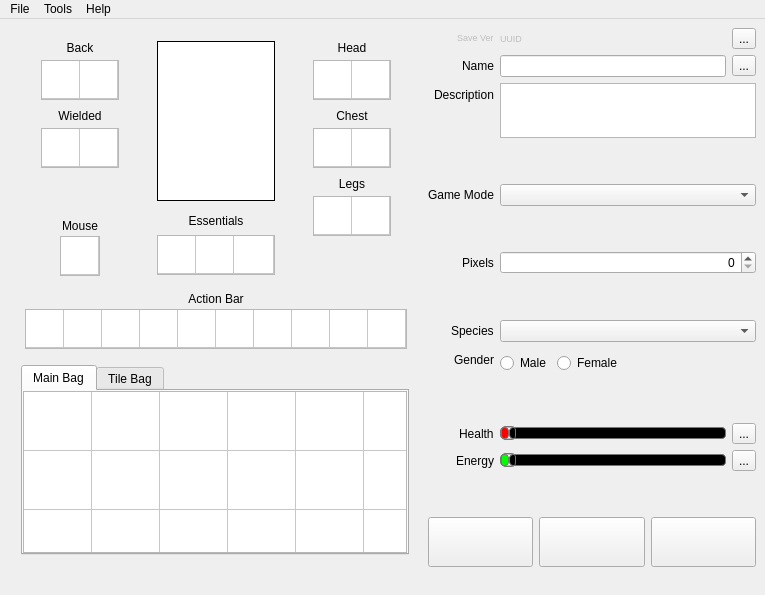
This is starcheat/templates/MainWindow.ui in wizzomafizzo/starcheat as Qt 5 draws it before an edit. The edited form follows.
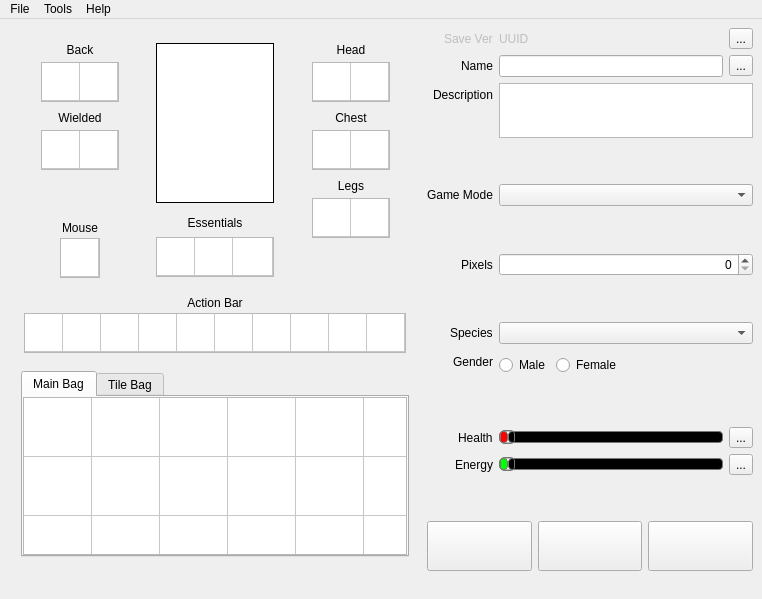
This is the edited form. Icons and pictures are not drawn.

What changed in the file:
```diff
--- a/starcheat/templates/MainWindow.ui
+++ b/starcheat/templates/MainWindow.ui
@@ -6,8 +6,8 @@
    <rect>
     <x>0</x>
     <y>0</y>
-    <width>765</width>
-    <height>595</height>
+    <width>762</width>
+    <height>599</height>
    </rect>
   </property>
   <property name="windowTitle">
@@ -1239,13 +1239,13 @@
           <property name="minimumSize">
            <size>
             <width>388</width>
-            <height>180</height>
+            <height>184</height>
            </size>
           </property>
           <property name="maximumSize">
            <size>
             <width>390</width>
-            <height>190</height>
+            <height>186</height>
            </size>
           </property>
           <property name="styleSheet">
@@ -1634,17 +1634,9 @@
           <property name="enabled">
            <bool>false</bool>
           </property>
-          <property name="font">
-           <font>
-            <pointsize>7</pointsize>
-           </font>
-          </property>
           <property name="text">
            <string>Save Ver</string>
           </property>
-          <property name="alignment">
-           <set>Qt::AlignLeading|Qt::AlignLeft|Qt::AlignVCenter</set>
-          </property>
          </widget>
         </item>
         <item row="1" column="0">
@@ -2077,11 +2069,6 @@
             <property name="enabled">
              <bool>false</bool>
             </property>
-            <property name="font">
-             <font>
-              <pointsize>7</pointsize>
-             </font>
-            </property>
             <property name="text">
              <string>UUID</string>
             </property>
@@ -2245,7 +2232,7 @@
     <rect>
      <x>0</x>
      <y>0</y>
-     <width>765</width>
+     <width>762</width>
      <height>31</height>
     </rect>
    </property>
```
